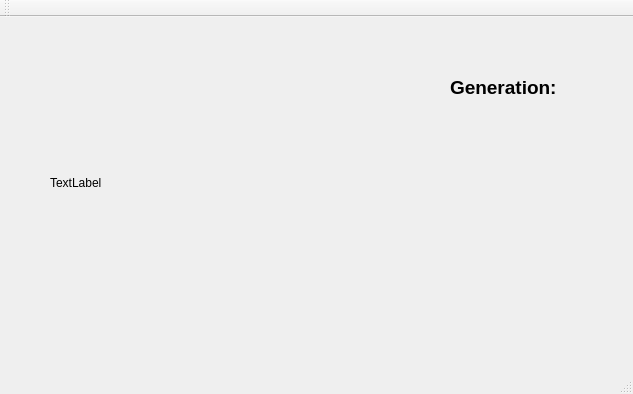
Old version of the form mainwindow.ui in the repository keny91/PreyAndPredator.
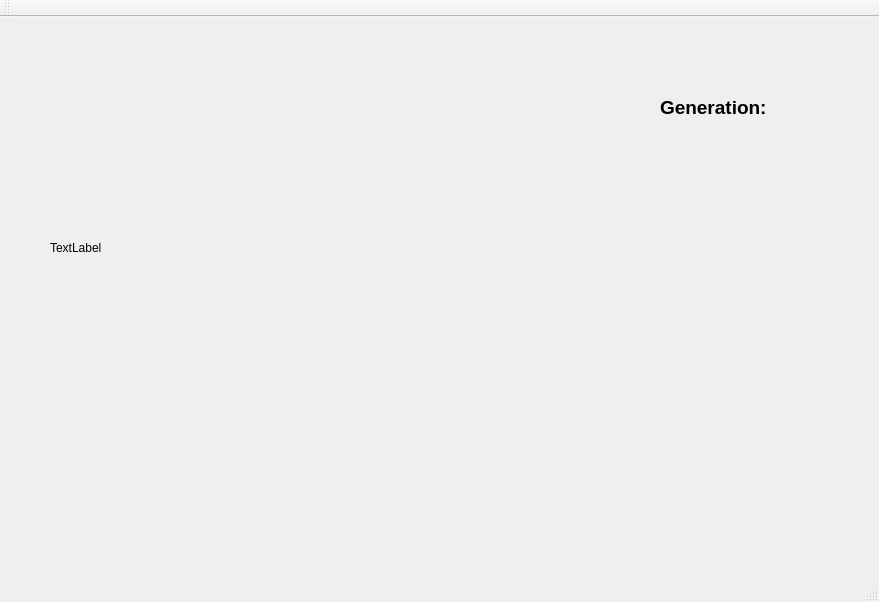
New version of the form.

The edit to the form file:
```diff
--- a/mainwindow.ui
+++ b/mainwindow.ui
@@ -6,8 +6,8 @@
    <rect>
     <x>0</x>
     <y>0</y>
-    <width>633</width>
-    <height>394</height>
+    <width>879</width>
+    <height>602</height>
    </rect>
   </property>
   <property name="windowTitle">
@@ -19,8 +19,8 @@
      <rect>
       <x>50</x>
       <y>10</y>
-      <width>521</width>
-      <height>311</height>
+      <width>611</width>
+      <height>441</height>
      </rect>
     </property>
     <property name="text">
@@ -30,8 +30,8 @@
    <widget class="QLabel" name="label_2">
     <property name="geometry">
      <rect>
-      <x>450</x>
-      <y>50</y>
+      <x>660</x>
+      <y>70</y>
       <width>151</width>
       <height>41</height>
      </rect>
@@ -56,8 +56,8 @@
    <widget class="QLabel" name="label_3">
     <property name="geometry">
      <rect>
-      <x>450</x>
-      <y>90</y>
+      <x>660</x>
+      <y>120</y>
       <width>141</width>
       <height>61</height>
      </rect>
```
Left out of the diff: 2 changed lines with no effect on the pictures.
